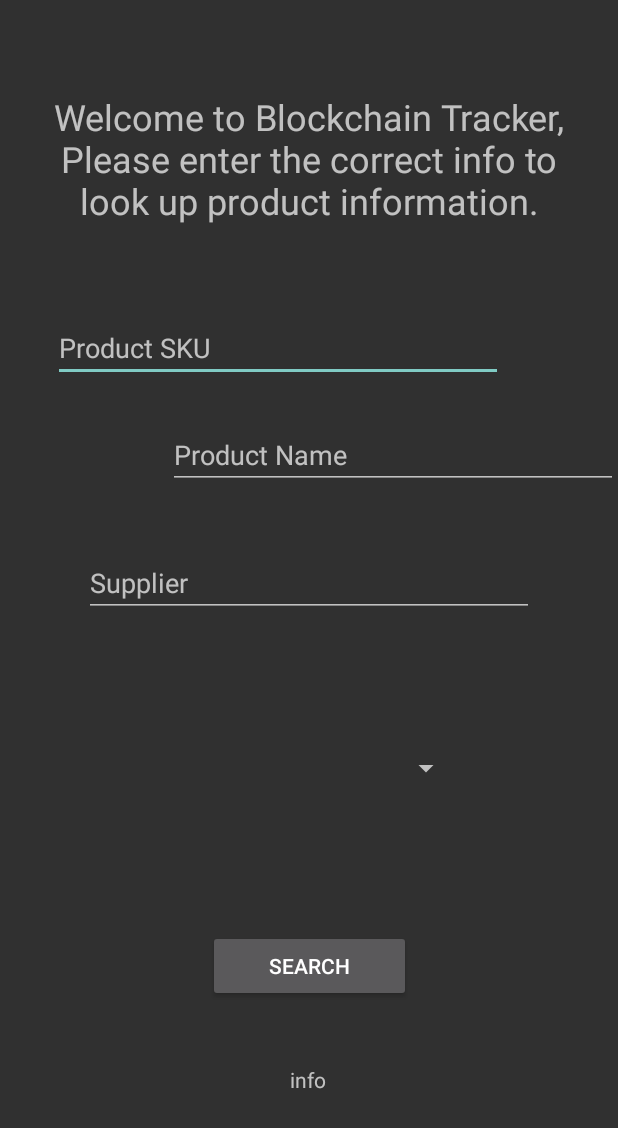
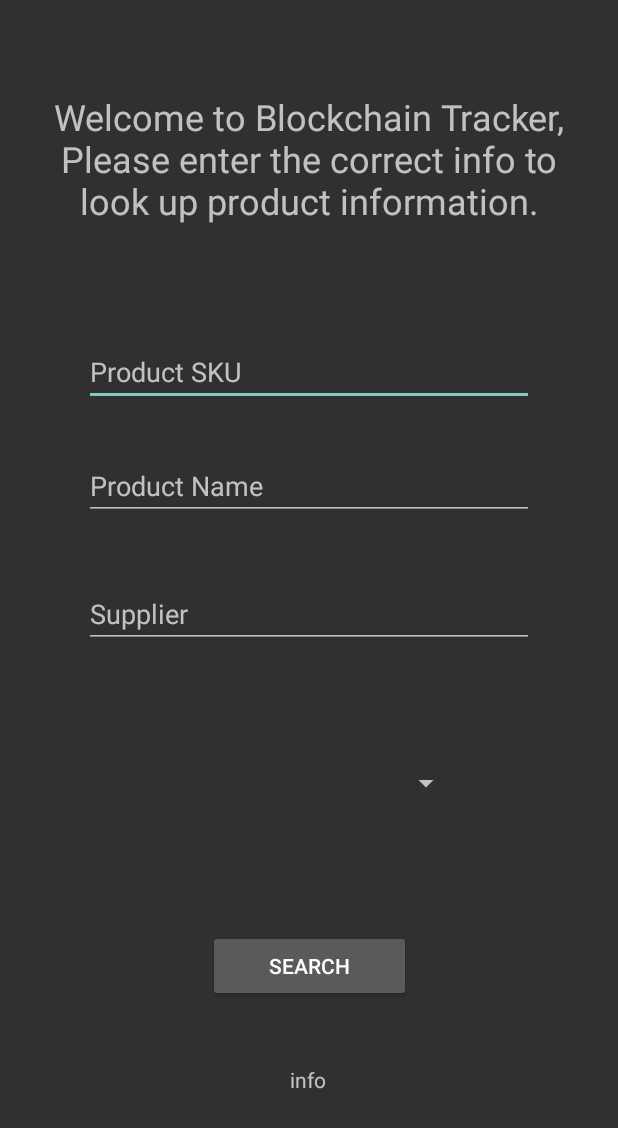
Before and after one commit to benyou94/Software-Engineering-UI-, an Android app: the SearchParameterPage screen opened directly, with no data from a screen before it, on a phone screen of 412 x 824 dp. Shown: the top 1128 px of the screen. Run offline under Robolectric (Android 15) with nearby library versions, the phone set to English and light mode, and no system bars.

Commit message:
For Benjamin
-CreateAccount Activity created
-Edited Android Manifest (CreateAccount was not in Android Manifest)
-Edited SearchParameter (aligned button) *Still working on it

```diff
--- a/app/src/main/AndroidManifest.xml
+++ b/app/src/main/AndroidManifest.xml
@@ -19,6 +19,9 @@
             android:name=".SearchParameterPage"
             android:theme="@style/NoActionBar" /> <!-- this line removes the titlebar -->
         <activity
+            android:name=".CreateAccount"
+            android:theme="@style/NoActionBar" />
+        <activity
             android:name=".LoginPage"
             android:theme="@style/NoActionBar">
             <intent-filter>
--- a/app/src/main/res/layout/activity_second.xml
+++ b/app/src/main/res/layout/activity_second.xml
@@ -14,6 +14,7 @@
         <TextView
             android:id="@+id/topInfoDisplayTextView"
             android:layout_width="350dp"
+
             android:layout_height="110dp"
             android:layout_marginStart="10dp"
             android:layout_marginTop="8dp"
@@ -61,18 +62,19 @@
             android:id="@+id/productSKUTextField"
             android:layout_width="300dp"
             android:layout_height="wrap_content"
+            android:layout_centerInParent="true"
             android:layout_marginStart="8dp"
             android:layout_marginTop="8dp"
             android:layout_marginEnd="50dp"
-            android:layout_centerInParent="true"
             android:ems="10"
             android:hint="Product SKU"
             android:inputType="textPersonName"
             app:layout_constraintBottom_toBottomOf="parent"
             app:layout_constraintEnd_toEndOf="parent"
+            app:layout_constraintHorizontal_bias="0.886"
             app:layout_constraintStart_toStartOf="parent"
             app:layout_constraintTop_toBottomOf="@+id/topInfoDisplayTextView"
-            app:layout_constraintVertical_bias="0.050" />
+            app:layout_constraintVertical_bias="0.077" />
 
         <EditText
             android:id="@+id/productNameTextField"
@@ -80,6 +82,7 @@
             android:layout_height="wrap_content"
 
             android:layout_centerInParent="true"
+            android:layout_marginEnd="56dp"
             android:layout_marginBottom="8dp"
             android:ems="10"
             android:hint="Product Name"
@@ -87,7 +90,7 @@
             app:layout_constraintBottom_toBottomOf="parent"
             app:layout_constraintEnd_toEndOf="parent"
             app:layout_constraintTop_toBottomOf="@+id/productSKUTextField"
-            app:layout_constraintVertical_bias="0.050" />
+            app:layout_constraintVertical_bias="0.061" />
 
         <EditText
             android:id="@+id/supplierTextField"
```
Also changed, not shown: app/src/main/res/layout/activity_main.xml (+4 -3 lines).
